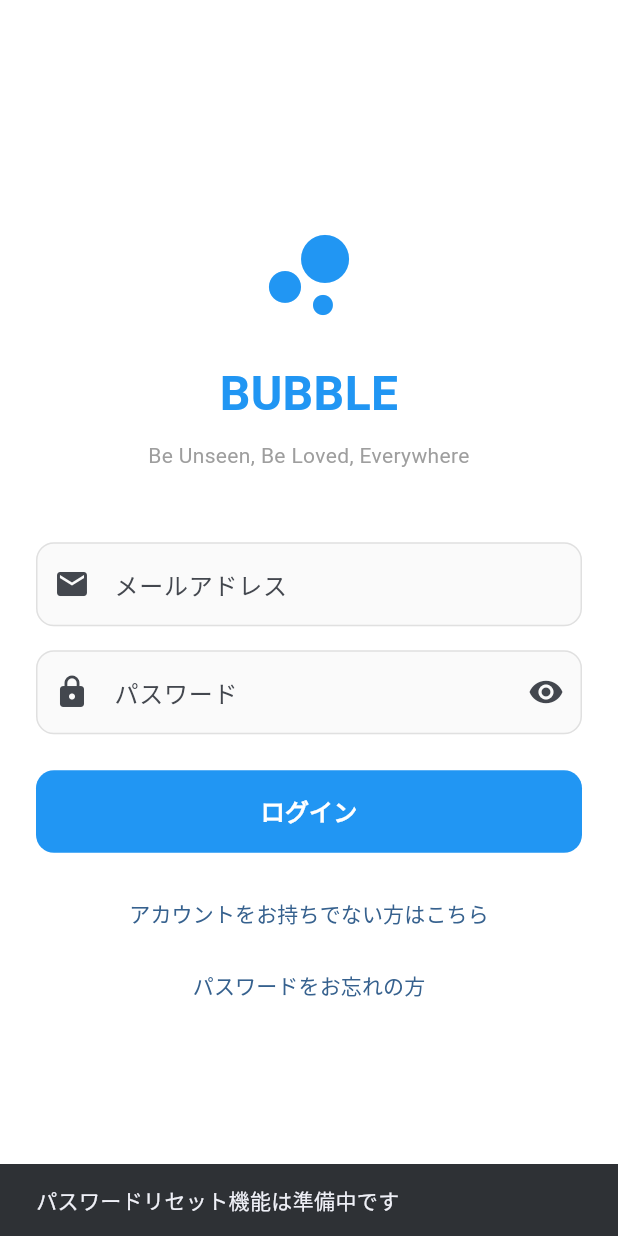
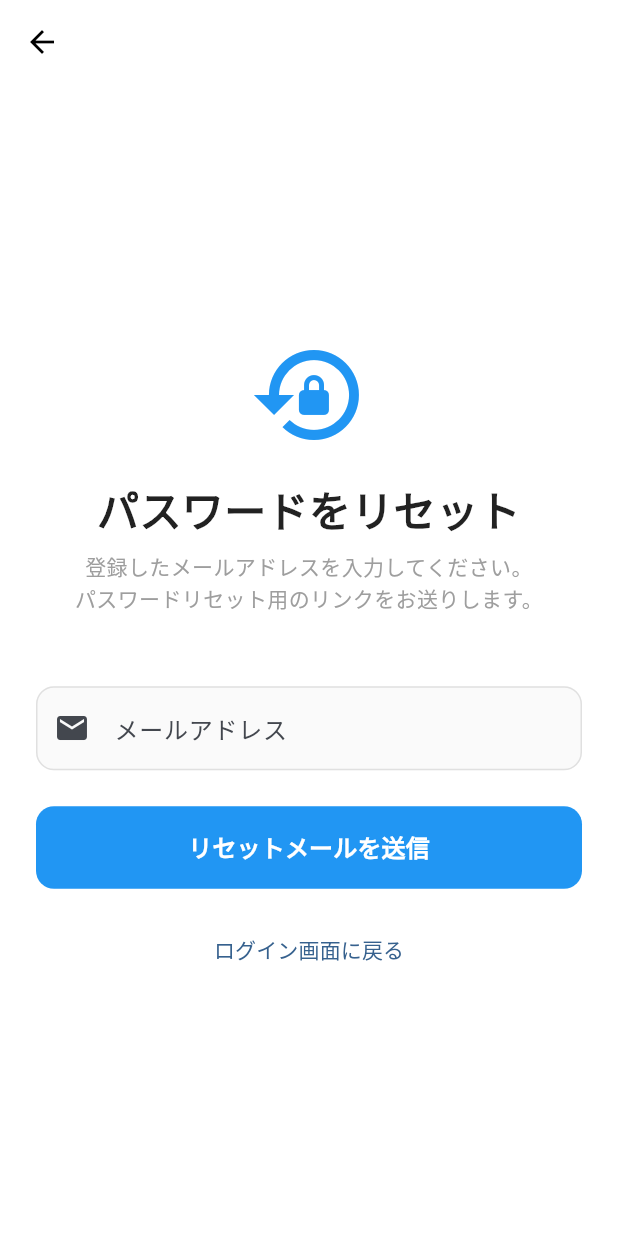
Before and after one commit to hoshido-k/BUBBLE, a Flutter app: the screen it shows after launch, after a tap on "パスワードをお忘れの方", on a phone screen of 412 x 824 dp. Run offline on Flutter 3.47's test engine with Material 3 defaults, Android fonts, the phone set to English and light mode, and no system bars; our stand-ins replace firebase_auth, firebase_core, flutter_secure_storage, go_router; accounts and stored records are empty; generated files the repository leaves out were written again.

Commit message:
feat: Add password reset functionality and improve signup navigation
- Implement forgot password screen with email input and success confirmation
- Add password reset route to go_router configuration
- Update login screen navigation to use context.push() for signup and password reset
- Improve Firebase Auth error messages (add invalid-credential, network-request-failed)
- Unify error messages for user-not-found and wrong-password for security

Features:
- Password reset email sending with Firebase Auth
- Success screen with resend option
- Proper routing and navigation flow
- Enhanced error handling with Japanese messages

🤖 Generated with [Claude Code](https://claude.com/claude-code)

Co-Authored-By: Claude <noreply@anthropic.com>

```diff
--- a/mobile/lib/config/routes.dart
+++ b/mobile/lib/config/routes.dart
@@ -2,12 +2,14 @@ import 'package:flutter/material.dart';
 import 'package:go_router/go_router.dart';
 import '../screens/auth/login_screen.dart';
 import '../screens/auth/signup_screen.dart';
+import '../screens/auth/forgot_password_screen.dart';
 import '../screens/home/home_screen.dart';
 import '../providers/auth_provider.dart';
 
 class AppRoutes {
   static const String login = '/';
   static const String signup = '/signup';
+  static const String forgotPassword = '/forgot-password';
   static const String home = '/home';
 
   static GoRouter createRouter(AuthProvider authProvider) {
@@ -17,14 +19,15 @@ class AppRoutes {
         final isAuthenticated = authProvider.isAuthenticated;
         final isOnLoginPage = state.matchedLocation == login;
         final isOnSignupPage = state.matchedLocation == signup;
+        final isOnForgotPasswordPage = state.matchedLocation == forgotPassword;
 
-        // If user is authenticated and on login/signup page, redirect to home
-        if (isAuthenticated && (isOnLoginPage || isOnSignupPage)) {
+        // If user is authenticated and on login/signup/forgot-password page, redirect to home
+        if (isAuthenticated && (isOnLoginPage || isOnSignupPage || isOnForgotPasswordPage)) {
           return home;
         }
 
-        // If user is not authenticated and not on login/signup page, redirect to login
-        if (!isAuthenticated && !isOnLoginPage && !isOnSignupPage) {
+        // If user is not authenticated and not on login/signup/forgot-password page, redirect to login
+        if (!isAuthenticated && !isOnLoginPage && !isOnSignupPage && !isOnForgotPasswordPage) {
           return login;
         }
 
@@ -42,6 +45,11 @@ class AppRoutes {
           path: signup,
           name: 'signup',
           builder: (context, state) => const SignupScreen(),
+        ),
+        GoRoute(
+          path: forgotPassword,
+          name: 'forgot-password',
+          builder: (context, state) => const ForgotPasswordScreen(),
         ),
         GoRoute(
           path: home,
--- /dev/null
+++ b/mobile/lib/screens/auth/forgot_password_screen.dart
@@ -0,0 +1,267 @@
+import 'package:flutter/material.dart';
+import 'package:provider/provider.dart';
+import '../../providers/auth_provider.dart';
+
+class ForgotPasswordScreen extends StatefulWidget {
+  const ForgotPasswordScreen({super.key});
+
+  @override
+  State<ForgotPasswordScreen> createState() => _ForgotPasswordScreenState();
+}
+
+class _ForgotPasswordScreenState extends State<ForgotPasswordScreen> {
+  final _formKey = GlobalKey<FormState>();
+  final _emailController = TextEditingController();
+  bool _emailSent = false;
+
+  @override
+  void dispose() {
+    _emailController.dispose();
+    super.dispose();
+  }
+
+  Future<void> _handlePasswordReset() async {
+    if (_formKey.currentState!.validate()) {
+      final authProvider = Provider.of<AuthProvider>(context, listen: false);
+
+      final success = await authProvider.sendPasswordResetEmail(
+        _emailController.text.trim(),
+      );
+
+      if (!mounted) return;
+
+      if (success) {
+        setState(() {
+          _emailSent = true;
+        });
+        ScaffoldMessenger.of(context).showSnackBar(
+          const SnackBar(
+            content: Text('パスワードリセット用のメールを送信しました'),
+            backgroundColor: Colors.green,
+          ),
+        );
+      } else if (authProvider.errorMessage != null) {
+        ScaffoldMessenger.of(context).showSnackBar(
+          SnackBar(
+            content: Text(authProvider.errorMessage!),
+            backgroundColor: Colors.red,
+          ),
+        );
+      }
+    }
+  }
+
+  @override
+  Widget build(BuildContext context) {
+    final authProvider = Provider.of<AuthProvider>(context);
+
+    return Scaffold(
+      backgroundColor: Colors.white,
+      appBar: AppBar(
+        backgroundColor: Colors.transparent,
+        elevation: 0,
+        leading: IconButton(
+          icon: const Icon(Icons.arrow_back, color: Colors.black),
+          onPressed: () => Navigator.of(context).pop(),
+        ),
+      ),
+      body: SafeArea(
+        child: Center(
+          child: SingleChildScrollView(
+            padding: const EdgeInsets.all(24.0),
+            child: _emailSent ? _buildSuccessView() : _buildFormView(authProvider),
+          ),
+        ),
+      ),
+    );
+  }
+
+  Widget _buildFormView(AuthProvider authProvider) {
+    return Form(
+      key: _formKey,
+      child: Column(
+        mainAxisAlignment: MainAxisAlignment.center,
+        crossAxisAlignment: CrossAxisAlignment.stretch,
+        children: [
+          // Icon
+          const Icon(
+            Icons.lock_reset,
+            size: 80,
+            color: Colors.blue,
+          ),
+          const SizedBox(height: 16),
+
+          // Title
+          const Text(
+            'パスワードをリセット',
+            textAlign: TextAlign.center,
+            style: TextStyle(
+              fontSize: 28,
+              fontWeight: FontWeight.bold,
+              color: Colors.black87,
+            ),
+          ),
+          const SizedBox(height: 8),
+
+          // Description
+          const Text(
+            '登録したメールアドレスを入力してください。\nパスワードリセット用のリンクをお送りします。',
+            textAlign: TextAlign.center,
+            style: TextStyle(
+              fontSize: 14,
+              color: Colors.grey,
+              height: 1.5,
+            ),
+          ),
+          const SizedBox(height: 48),
+
+          // Email field
+          TextFormField(
+            controller: _emailController,
+            keyboardType: TextInputType.emailAddress,
+            decoration: InputDecoration(
+              labelText: 'メールアドレス',
+              prefixIcon: const Icon(Icons.email),
+              border: OutlineInputBorder(
+                borderRadius: BorderRadius.circular(12),
+              ),
+            ),
+            validator: (value) {
+              if (value == null || value.isEmpty) {
+                return 'メールアドレスを入力してください';
+              }
+              if (!value.contains('@')) {
+                return '有効なメールアドレスを入力してください';
+              }
+              return null;
+            },
+          ),
+          const SizedBox(height: 24),
+
+          // Send button
+          ElevatedButton(
+            onPressed: authProvider.isLoading ? null : _handlePasswordReset,
+            style: ElevatedButton.styleFrom(
+              backgroundColor: Colors.blue,
+              foregroundColor: Colors.white,
+              padding: const EdgeInsets.symmetric(vertical: 16),
+              shape: RoundedRectangleBorder(
+                borderRadius: BorderRadius.circular(12),
+              ),
+            ),
+            child: authProvider.isLoading
+                ? const SizedBox(
+                    height: 20,
+                    width: 20,
+                    child: CircularProgressIndicator(
+                      strokeWidth: 2,
+                      valueColor: AlwaysStoppedAnimation<Color>(Colors.white),
+                    ),
+                  )
+                : const Text(
+                    'リセットメールを送信',
+                    style: TextStyle(
+                      fontSize: 16,
+                      fontWeight: FontWeight.bold,
+                    ),
+                  ),
+          ),
+          const SizedBox(height: 16),
+
+          // Back to login link
+          TextButton(
+            onPressed: () {
+              Navigator.of(context).pop();
+            },
+            child: const Text('ログイン画面に戻る'),
+          ),
+        ],
+      ),
+    );
+  }
+
+  Widget _buildSuccessView() {
+    return Column(
+      mainAxisAlignment: MainAxisAlignment.center,
+      crossAxisAlignment: CrossAxisAlignment.stretch,
+      children: [
+        // Success icon
+        const Icon(
+          Icons.mark_email_read,
+          size: 80,
+          color: Colors.green,
+        ),
+        const SizedBox(height: 16),
+
+        // Success title
+        const Text(
+          'メール送信完了',
+          textAlign: TextAlign.center,
+          style: TextStyle(
+            fontSize: 28,
+            fontWeight: FontWeight.bold,
+            color: Colors.black87,
+          ),
+        ),
+        const SizedBox(height: 16),
+
+        // Success message
+        Text(
+          '${_emailController.text}\n宛にパスワードリセット用のメールを送信しました。\n\nメール内のリンクをクリックして、新しいパスワードを設定してください。',
+          textAlign: TextAlign.center,
+          style: const TextStyle(
+            fontSize: 14,
+            color: Colors.grey,
+            height: 1.5,
+          ),
+        ),
+        const SizedBox(height: 48),
+
+        // Back to login button
+        ElevatedButton(
+          onPressed: () {
+            Navigator.of(context).pop();
+          },
+          style: ElevatedButton.styleFrom(
+            backgroundColor: Colors.blue,
+            foregroundColor: Colors.white,
+            padding: const EdgeInsets.symmetric(vertical: 16),
+            shape: RoundedRectangleBorder(
+              borderRadius: BorderRadius.circular(12),
+            ),
+          ),
+          child: const Text(
+            'ログイン画面に戻る',
+            style: TextStyle(
+              fontSize: 16,
+              fontWeight: FontWeight.bold,
+            ),
+          ),
+        ),
+        const SizedBox(height: 16),
+
+        // Resend email link
+        TextButton(
+          onPressed: () {
+            setState(() {
+              _emailSent = false;
+            });
+          },
+          child: const Text('メールが届かない場合は再送信'),
+        ),
+
+        const SizedBox(height: 24),
+
+        // Note
+        const Text(
+          '※ メールが届かない場合は、迷惑メールフォルダをご確認ください。',
+          textAlign: TextAlign.center,
+          style: TextStyle(
+            fontSize: 12,
+            color: Colors.grey,
+          ),
+        ),
+      ],
+    );
+  }
+}
--- a/mobile/lib/screens/auth/login_screen.dart
+++ b/mobile/lib/screens/auth/login_screen.dart
@@ -1,5 +1,6 @@
 import 'package:flutter/material.dart';
 import 'package:provider/provider.dart';
+import 'package:go_router/go_router.dart';
 import '../../providers/auth_provider.dart';
 
 class LoginScreen extends StatefulWidget {
@@ -179,7 +180,7 @@ class _LoginScreenState extends State<LoginScreen> {
                   // Sign up link
                   TextButton(
                     onPressed: () {
-                      Navigator.of(context).pushNamed('/signup');
+                      context.push('/signup');
                     },
                     child: const Text('アカウントをお持ちでない方はこちら'),
                   ),
@@ -187,12 +188,7 @@ class _LoginScreenState extends State<LoginScreen> {
                   // Forgot password link
                   TextButton(
                     onPressed: () {
-                      // TODO: Implement forgot password
-                      ScaffoldMessenger.of(context).showSnackBar(
-                        const SnackBar(
-                          content: Text('パスワードリセット機能は準備中です'),
-                        ),
-                      );
+                      context.push('/forgot-password');
                     },
                     child: const Text('パスワードをお忘れの方'),
                   ),
--- a/mobile/lib/services/auth_service.dart
+++ b/mobile/lib/services/auth_service.dart
@@ -106,9 +106,11 @@ class AuthService {
       case 'email-already-in-use':
         return 'このメールアドレスは既に使用されています。';
       case 'user-not-found':
-        return 'ユーザーが見つかりません。';
+        return 'メールアドレスまたはパスワードが違います。';
       case 'wrong-password':
-        return 'パスワードが間違っています。';
+        return 'メールアドレスまたはパスワードが違います。';
+      case 'invalid-credential':
+        return 'メールアドレスまたはパスワードが違います。';
       case 'invalid-email':
         return 'メールアドレスの形式が正しくありません。';
       case 'user-disabled':
@@ -117,6 +119,8 @@ class AuthService {
         return 'リクエストが多すぎます。しばらく待ってから再試行してください。';
       case 'operation-not-allowed':
         return 'この操作は許可されていません。';
+      case 'network-request-failed':
+        return 'ネットワーク接続を確認してください。';
       default:
         return '認証エラーが発生しました: ${e.message}';
     }
```
